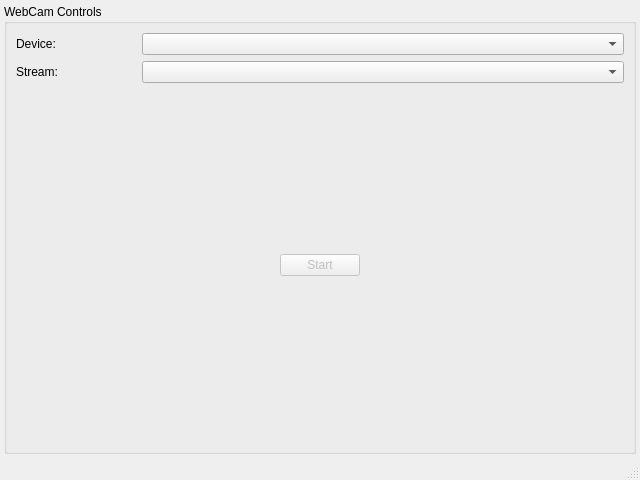
Before: the Qt Designer form Applications/OpenCVTestBed/OpenCVTestBedMainWindow.ui in VASST/RobartsVTK, drawn with Qt 5.
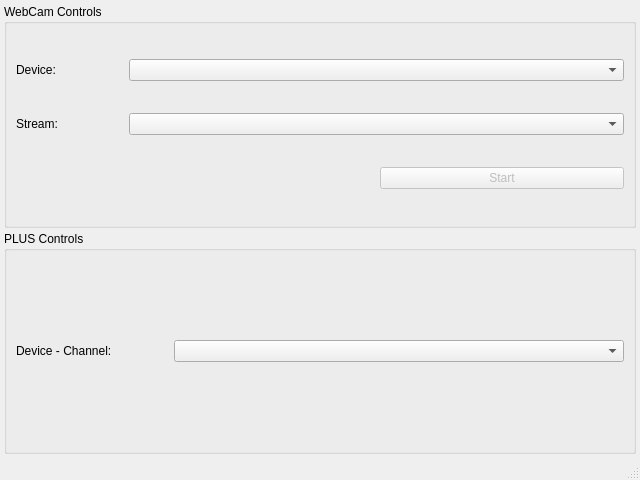
After: the same form once the commit is applied.

Commit message: Implementation of PLUS device input

Patch:
```diff
--- a/Applications/OpenCVTestBed/OpenCVTestBedMainWindow.ui
+++ b/Applications/OpenCVTestBed/OpenCVTestBedMainWindow.ui
@@ -2,6 +2,14 @@
 <ui version="4.0">
  <class>MainWindow</class>
  <widget class="QMainWindow" name="MainWindow">
+  <property name="geometry">
+   <rect>
+    <x>0</x>
+    <y>0</y>
+    <width>640</width>
+    <height>480</height>
+   </rect>
+  </property>
   <property name="minimumSize">
    <size>
     <width>640</width>
@@ -29,36 +37,36 @@
      <number>3</number>
     </property>
     <item row="0" column="0">
-     <widget class="QGroupBox" name="groupBox_WebCam">
+     <widget class="QGroupBox" name="groupBox_webCam">
       <property name="title">
        <string>WebCam Controls</string>
       </property>
       <layout class="QGridLayout" name="gridLayout_2">
-       <item row="0" column="0">
-        <widget class="QLabel" name="label_device">
-         <property name="sizePolicy">
-          <sizepolicy hsizetype="Preferred" vsizetype="Preferred">
-           <horstretch>2</horstretch>
-           <verstretch>0</verstretch>
-          </sizepolicy>
-         </property>
-         <property name="text">
-          <string>Device:</string>
-         </property>
-        </widget>
-       </item>
        <item row="0" column="1">
-        <widget class="QComboBox" name="comboBox_device">
-         <property name="sizePolicy">
-          <sizepolicy hsizetype="Preferred" vsizetype="Fixed">
-           <horstretch>8</horstretch>
-           <verstretch>0</verstretch>
-          </sizepolicy>
+        <spacer name="horizontalSpacer">
+         <property name="orientation">
+          <enum>Qt::Horizontal</enum>
          </property>
-        </widget>
+         <property name="sizeHint" stdset="0">
+          <size>
+           <width>40</width>
+           <height>20</height>
+          </size>
+         </property>
+        </spacer>
        </item>
        <item row="1" column="1">
-        <widget class="QComboBox" name="comboBox_stream"/>
+        <spacer name="horizontalSpacer_2">
+         <property name="orientation">
+          <enum>Qt::Horizontal</enum>
+         </property>
+         <property name="sizeHint" stdset="0">
+          <size>
+           <width>40</width>
+           <height>20</height>
+          </size>
+         </property>
+        </spacer>
        </item>
        <item row="1" column="0">
         <widget class="QLabel" name="label_streams">
@@ -73,34 +81,57 @@
          </property>
         </widget>
        </item>
-       <item row="2" column="0" colspan="2">
-        <widget class="QWidget" name="widget" native="true">
-         <layout class="QHBoxLayout" name="horizontalLayout">
-          <item>
-           <spacer name="horizontalSpacer">
-            <property name="orientation">
-             <enum>Qt::Horizontal</enum>
-            </property>
-            <property name="sizeHint" stdset="0">
-             <size>
-              <width>40</width>
-              <height>20</height>
-             </size>
-            </property>
-           </spacer>
-          </item>
-          <item>
+       <item row="0" column="0">
+        <widget class="QLabel" name="label_device">
+         <property name="sizePolicy">
+          <sizepolicy hsizetype="Preferred" vsizetype="Preferred">
+           <horstretch>2</horstretch>
+           <verstretch>0</verstretch>
+          </sizepolicy>
+         </property>
+         <property name="text">
+          <string>Device:</string>
+         </property>
+        </widget>
+       </item>
+       <item row="2" column="3">
            <widget class="QPushButton" name="pushButton_startStop">
             <property name="enabled">
              <bool>false</bool>
             </property>
+         <property name="sizePolicy">
+          <sizepolicy hsizetype="Minimum" vsizetype="Fixed">
+           <horstretch>0</horstretch>
+           <verstretch>0</verstretch>
+          </sizepolicy>
+         </property>
             <property name="text">
              <string>Start</string>
             </property>
            </widget>
           </item>
-          <item>
-           <spacer name="horizontalSpacer_2">
+       <item row="1" column="2" colspan="2">
+        <widget class="QComboBox" name="comboBox_stream">
+         <property name="sizePolicy">
+          <sizepolicy hsizetype="MinimumExpanding" vsizetype="Fixed">
+           <horstretch>8</horstretch>
+           <verstretch>0</verstretch>
+          </sizepolicy>
+         </property>
+        </widget>
+       </item>
+       <item row="0" column="2" colspan="2">
+        <widget class="QComboBox" name="comboBox_device">
+         <property name="sizePolicy">
+          <sizepolicy hsizetype="MinimumExpanding" vsizetype="Fixed">
+           <horstretch>8</horstretch>
+           <verstretch>0</verstretch>
+          </sizepolicy>
+         </property>
+        </widget>
+       </item>
+       <item row="2" column="0" colspan="3">
+        <spacer name="horizontalSpacer_3">
             <property name="orientation">
              <enum>Qt::Horizontal</enum>
             </property>
@@ -114,6 +145,48 @@
           </item>
          </layout>
         </widget>
+    </item>
+    <item row="1" column="0">
+     <widget class="QGroupBox" name="groupBox_plusControls">
+      <property name="title">
+       <string>PLUS Controls</string>
+      </property>
+      <layout class="QGridLayout" name="gridLayout_3">
+       <item row="0" column="0">
+        <widget class="QLabel" name="label_Channel">
+         <property name="sizePolicy">
+          <sizepolicy hsizetype="Preferred" vsizetype="Preferred">
+           <horstretch>2</horstretch>
+           <verstretch>0</verstretch>
+          </sizepolicy>
+         </property>
+         <property name="text">
+          <string>Device - Channel:</string>
+         </property>
+        </widget>
+       </item>
+       <item row="0" column="2">
+        <widget class="QComboBox" name="comboBox_channel">
+         <property name="sizePolicy">
+          <sizepolicy hsizetype="Preferred" vsizetype="Fixed">
+           <horstretch>8</horstretch>
+           <verstretch>0</verstretch>
+          </sizepolicy>
+         </property>
+        </widget>
+       </item>
+       <item row="0" column="1">
+        <spacer name="horizontalSpacer_4">
+         <property name="orientation">
+          <enum>Qt::Horizontal</enum>
+         </property>
+         <property name="sizeHint" stdset="0">
+          <size>
+           <width>40</width>
+           <height>20</height>
+          </size>
+         </property>
+        </spacer>
        </item>
       </layout>
      </widget>
```
Lines whose indentation alone changed are shown as unchanged. The commit also changes 4 other files.
